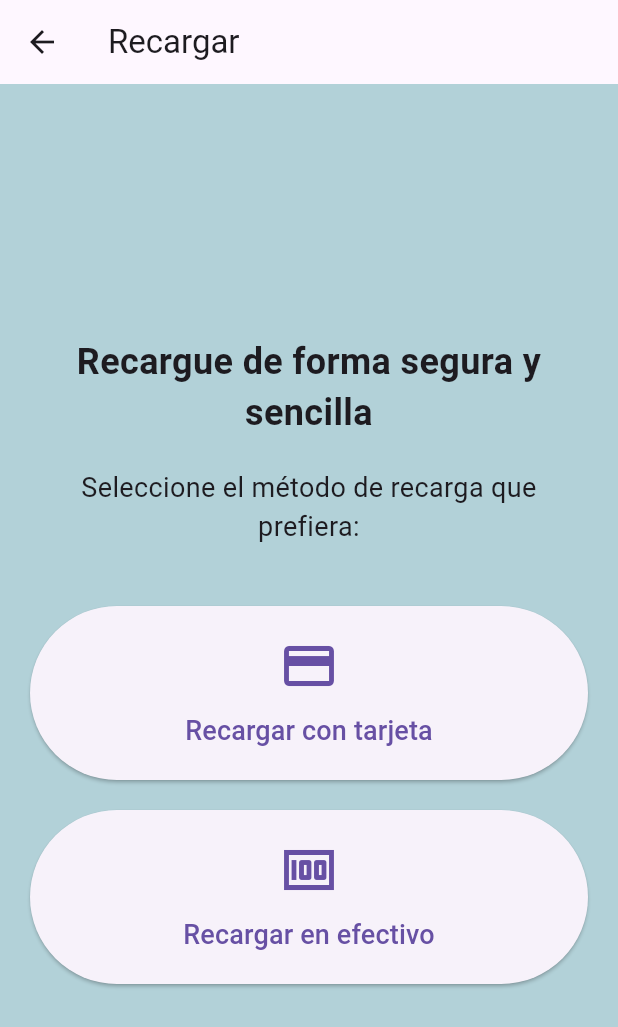
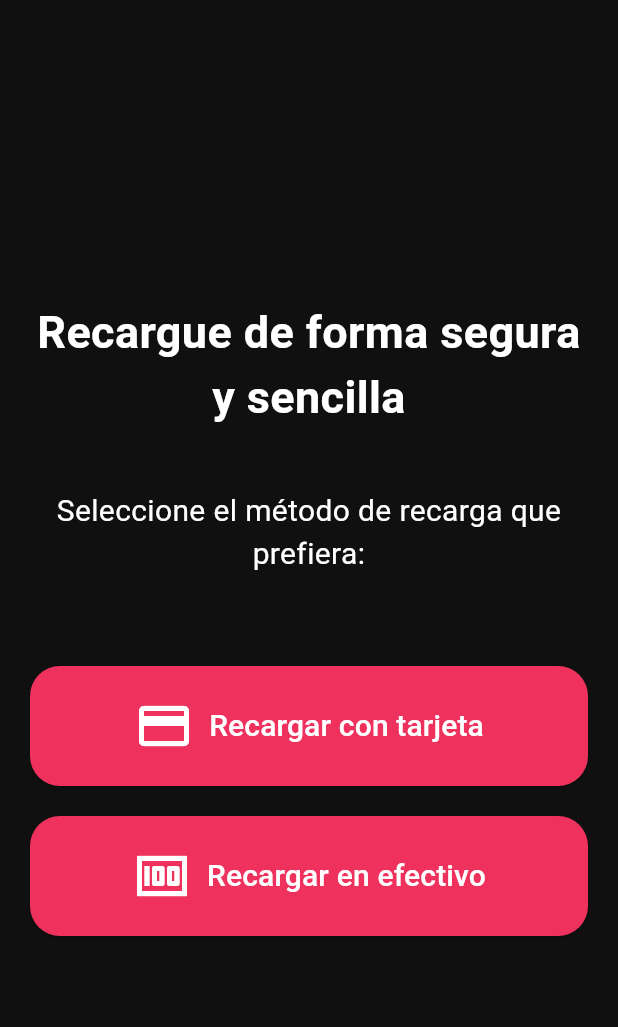
Before and after one commit to sambayoyo/Proyecto_movil, a Flutter app: the RecargaScreen screen opened directly, on a phone screen of 412 x 824 dp. Shown: the top 1027 px of the screen. Run offline on Flutter 3.47's test engine with Material 3 defaults, Android fonts, the light colour scheme and no system bars; our stand-ins replace curved_navigation_bar, google_fonts.

Commit message:
actu de recarga

```diff
--- a/lib/Widgets/MyHomePage.dart
+++ b/lib/Widgets/MyHomePage.dart
@@ -3,6 +3,7 @@
 import 'package:flutter/material.dart';
 import 'package:flutter_application_1/Widgets/Lobby.dart';
 import 'package:flutter_application_1/Widgets/LoginPage.dart';
+import 'package:flutter_application_1/Widgets/RecargaScreen.dart';
 import 'package:google_fonts/google_fonts.dart';
 import 'package:curved_navigation_bar/curved_navigation_bar.dart';
 import 'package:flutter_application_1/Widgets/Settings.dart';
@@ -15,7 +16,7 @@ class MyHomePage extends StatefulWidget {
 class _MyHomePageState extends State<MyHomePage> {
   bool isSearching = false;
   int selectedIndex = 0;
-  final screens = [LoginPage(), const Lobby(), Settings()];
+  final screens = [RecargaScreen(), const Lobby(), Settings()];
 
   @override
   Widget build(BuildContext context) {
--- a/lib/Widgets/RecargaScreen.dart
+++ b/lib/Widgets/RecargaScreen.dart
@@ -5,11 +5,8 @@ class RecargaScreen extends StatelessWidget {
   @override
   Widget build(BuildContext context) {
     return Scaffold(
-      appBar: AppBar(
-        title: Text('Recargar'),
-      ),
       body: Container(
-        color: Color.fromARGB(255, 178, 209, 216), // Fondo azul claro
+        color: Color(0xFF101010), // Color principal
         child: Padding(
           padding: EdgeInsets.all(20.0),
           child: Column(
@@ -17,30 +14,38 @@ class RecargaScreen extends StatelessWidget {
             mainAxisAlignment: MainAxisAlignment.center,
             children: [
               Text(
-                'Recargue de forma segura y sencilla  ',
-                style: TextStyle(fontSize: 24.0, fontWeight: FontWeight.bold),
-                textAlign: TextAlign.center,
-              ),
-              SizedBox(height: 20.0),
-              Text(
-                'Seleccione el método de recarga que prefiera:',
-                style: TextStyle(fontSize: 18.0),
+                'Recargue de forma segura y sencilla',
+                style: TextStyle(
+                    fontSize: 30.0,
+                    fontWeight: FontWeight.bold,
+                    color: Colors.white),
                 textAlign: TextAlign.center,
               ),
               SizedBox(height: 40.0),
+              Text(
+                'Seleccione el método de recarga que prefiera:',
+                style: TextStyle(fontSize: 20.0, color: Colors.white),
+                textAlign: TextAlign.center,
+              ),
+              SizedBox(height: 60.0),
               ElevatedButton(
                 onPressed: () {
                   _mostrarDialogoRecargaTarjeta(context);
                 },
                 style: ElevatedButton.styleFrom(
-                  padding: EdgeInsets.symmetric(vertical: 20.0),
+                  padding:
+                      EdgeInsets.symmetric(vertical: 20.0, horizontal: 40.0), backgroundColor: Color(0xFFEF315D), // Color de botón
+                  shape: RoundedRectangleBorder(
+                    borderRadius: BorderRadius.circular(20.0),
+                  ),
                 ),
-                child: Column(
+                child: Row(
+                  mainAxisAlignment: MainAxisAlignment.center,
                   children: [
-                    Icon(Icons.credit_card, size: 40.0),
-                    SizedBox(height: 10.0),
+                    Icon(Icons.credit_card, size: 40.0, color: Colors.white),
+                    SizedBox(width: 10.0),
                     Text('Recargar con tarjeta',
-                        style: TextStyle(fontSize: 18.0)),
+                        style: TextStyle(fontSize: 20.0, color: Colors.white)),
                   ],
                 ),
               ),
@@ -50,14 +55,19 @@ class RecargaScreen extends StatelessWidget {
                   _generarNumeroAleatorio(context);
                 },
                 style: ElevatedButton.styleFrom(
-                  padding: EdgeInsets.symmetric(vertical: 20.0),
+                  padding:
+                      EdgeInsets.symmetric(vertical: 20.0, horizontal: 40.0), backgroundColor: const Color(0xFFEF315D), // Color de botón
+                  shape: RoundedRectangleBorder(
+                    borderRadius: BorderRadius.circular(20.0),
+                  ),
                 ),
-                child: Column(
+                child: Row(
+                  mainAxisAlignment: MainAxisAlignment.center,
                   children: [
-                    Icon(Icons.money, size: 40.0),
-                    SizedBox(height: 10.0),
+                    Icon(Icons.money, size: 40.0, color: Colors.white),
+                    SizedBox(width: 10.0),
                     Text('Recargar en efectivo',
-                        style: TextStyle(fontSize: 18.0)),
+                        style: TextStyle(fontSize: 20.0, color: Colors.white)),
                   ],
                 ),
               ),
```
